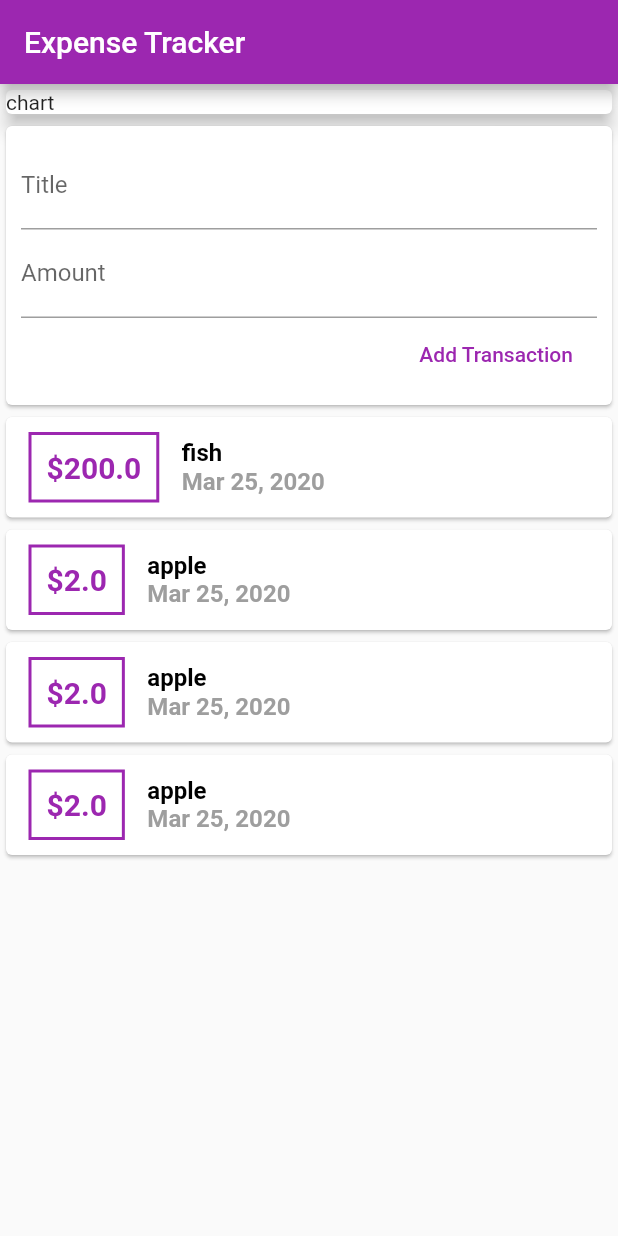
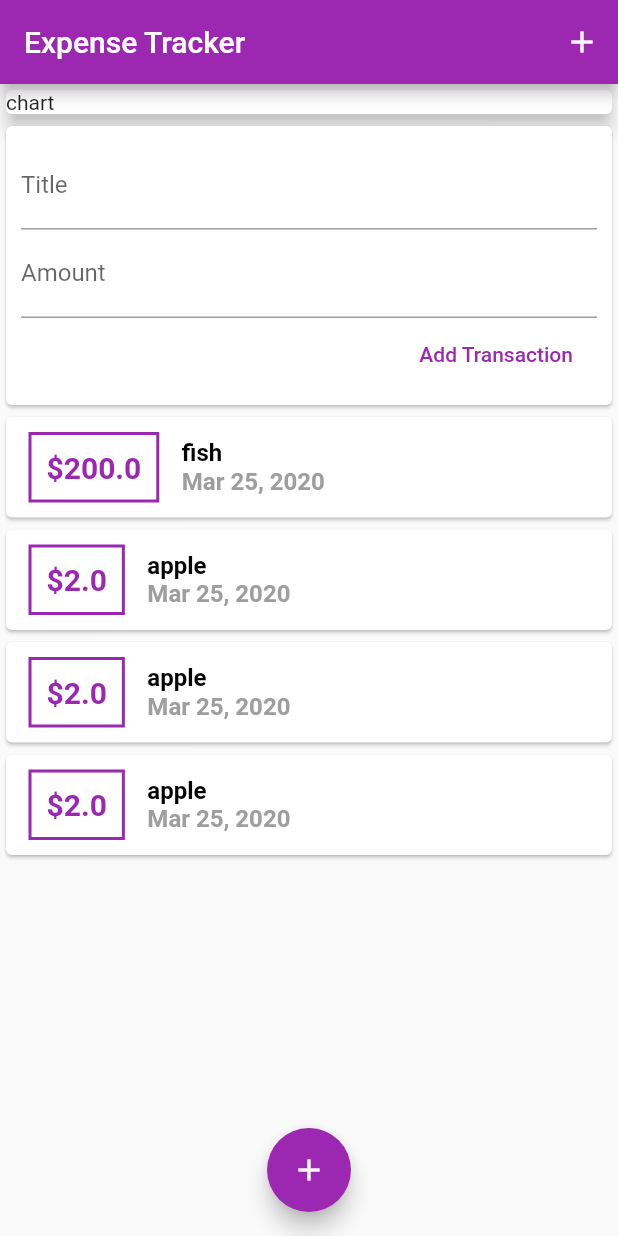
Before and after one commit to patrickcandlin/flutter_expense_planner, a Flutter app: the screen it shows after launch, on a phone screen of 412 x 824 dp. Run offline on Flutter 3.47's test engine with Material 2 defaults, Android fonts, the phone set to English and light mode, and no system bars.

Commit message:
added centered floating action button

```diff
--- a/lib/main.dart
+++ b/lib/main.dart
@@ -25,6 +25,12 @@ class ExpenseAppHome extends StatelessWidget {
     return Scaffold(
       appBar: AppBar(
         title: Text('Expense Tracker'),
+        actions: <Widget>[
+          IconButton(
+            icon: Icon(Icons.add),
+            onPressed: () => {},
+          )
+        ],
       ),
       body: SingleChildScrollView(
         child: Column(
@@ -41,6 +47,11 @@ class ExpenseAppHome extends StatelessWidget {
           ],
         ),
       ),
+      floatingActionButtonLocation: FloatingActionButtonLocation.centerFloat,
+      floatingActionButton: FloatingActionButton(
+        child: Icon(Icons.add),
+        onPressed: () => {},
+      ),
     );
   }
 }
```
Lines whose indentation alone changed are shown as unchanged.
